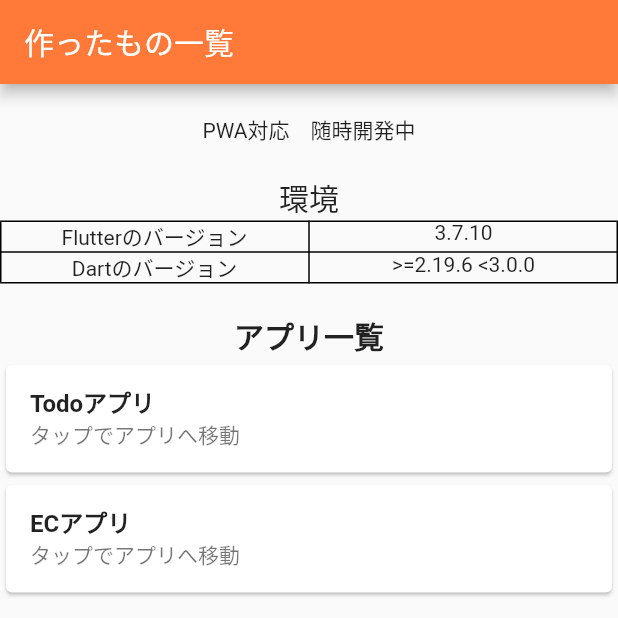
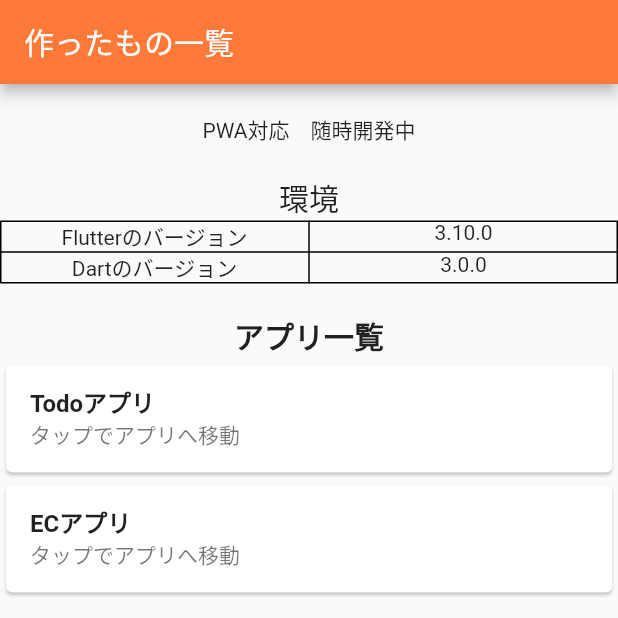
Before and after one commit to soundring/murasame_playground, a Flutter app: the screen it shows after launch, on a phone screen of 412 x 824 dp, the top half of it. Run offline on Flutter 3.47's test engine with Material 2 defaults, Android fonts, the phone set to English and light mode, and no system bars; our stand-ins replace flutter_hooks, flutter_rating_bar, freezed_annotation, gap, go_router, hooks_riverpod and 2 more; generated files the repository leaves out were written again.

Commit message:
:wrench:flutterのバージョンを3.10.0にアップデート

```diff
--- a/lib/home_page.dart
+++ b/lib/home_page.dart
@@ -46,13 +46,13 @@ class HomePage extends StatelessWidget {
               TableRow(
                 children: [
                   Center(child: Text('Flutterのバージョン')),
-                  Center(child: Text('3.7.10')),
+                  Center(child: Text('3.10.0')),
                 ],
               ),
               TableRow(
                 children: [
                   Center(child: Text('Dartのバージョン')),
-                  Center(child: Text('>=2.19.6 <3.0.0')),
+                  Center(child: Text('3.0.0')),
                 ],
               ),
             ],
--- a/pubspec.yaml
+++ b/pubspec.yaml
@@ -6,8 +6,8 @@ publish_to: 'none'
 version: 1.0.0+1
 
 environment:
-  sdk: ">=2.19.6 <3.0.0"
-  flutter: ^3.7.10
+  sdk: "3.0.0"
+  flutter: ^3.10.0
 
 dependencies:
   flutter:
```
Also changed, not shown: pubspec.lock, 2 other files.
